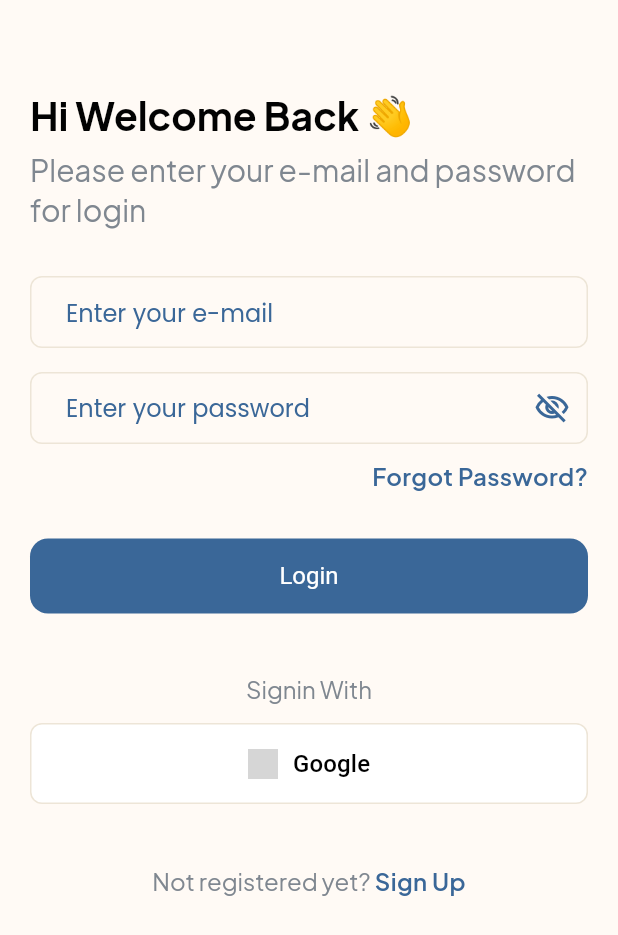
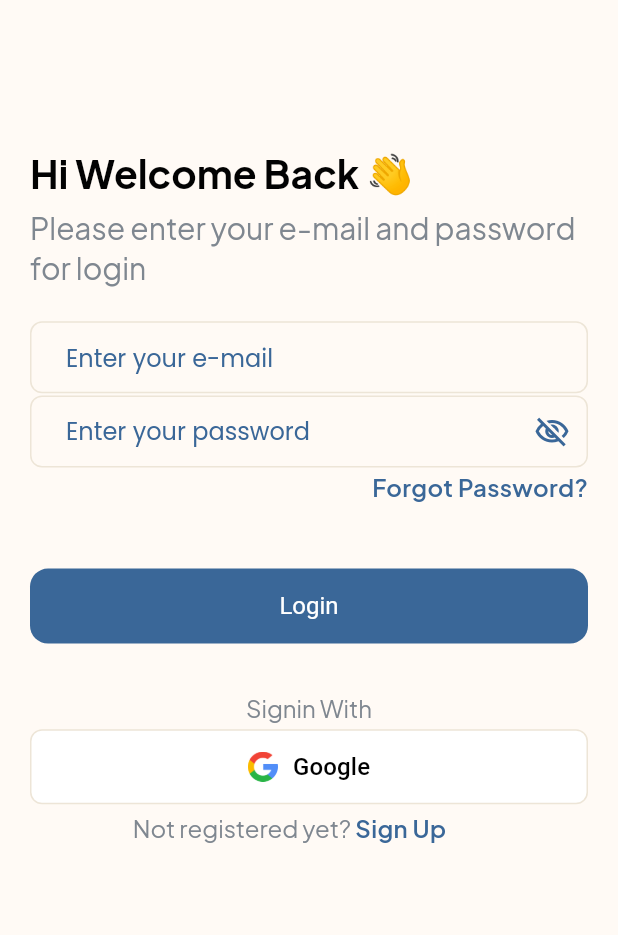
Before and after one commit to MudasirHussain72/Todo-App, a Flutter app: the screen it shows after launch, on a phone screen of 412 x 824 dp. Shown: the top 935 px of the screen. Run offline on Flutter 3.47's test engine with Material 3 defaults, Android fonts, the phone set to English and light mode, and no system bars; our stand-ins replace another_flushbar, cached_network_image, cloud_firestore, firebase_auth, firebase_core, flutter_svg and 3 more; accounts and stored records are empty; grey boxes are pictures that could not be loaded.

Commit message:
feat: animation added on login view

```diff
--- a/lib/res/component/google_login_widget.dart
+++ b/lib/res/component/google_login_widget.dart
@@ -26,8 +26,8 @@ class GoogleLoginButton extends StatelessWidget {
           child: Row(
             mainAxisAlignment: MainAxisAlignment.center,
             children: [
-              Image.network(
-                "https://firebasestorage.googleapis.com/v0/b/flutterbricks-public.appspot.com/o/crypto%2Fsearch%20(2).png?alt=media&token=24a918f7-3564-4290-b7e4-08ff54b3c94c",
+              Image.asset(
+                "assets/images/google_logo.png",
                 width: 20,
               ),
               const SizedBox(
--- a/lib/view/login/login_view.dart
+++ b/lib/view/login/login_view.dart
@@ -1,14 +1,12 @@
 import 'package:flutter/material.dart';
-import 'package:provider/provider.dart';
-import 'package:todo_app/res/colors.dart';
-import 'package:todo_app/res/component/google_login_widget.dart';
-import 'package:todo_app/res/component/round_button.dart';
-import 'package:todo_app/res/extensions.dart';
-import 'package:todo_app/utils/routes/route_name.dart';
-import 'package:todo_app/utils/utils.dart';
+import 'package:todo_app/view/login/widgets/forgot_text_widget.dart';
+import 'package:todo_app/view/login/widgets/goto_signup_widget.dart';
+import 'package:todo_app/view/login/widgets/login-button_widget.dart';
 import 'package:todo_app/view/login/widgets/login_input_email_text.dart';
 import 'package:todo_app/view/login/widgets/login_password_input_text_field.dart';
-import 'package:todo_app/view_model/controller/login/login_controller.dart';
+import 'package:todo_app/view/login/widgets/login_with_widget.dart';
+import 'package:todo_app/view/login/widgets/signin_with_text_widget.dart';
+import 'package:todo_app/view/login/widgets/welcome_back_text_widget.dart';
 
 class LoginView extends StatefulWidget {
   const LoginView({Key? key}) : super(key: key);
@@ -18,120 +16,37 @@ class LoginView extends StatefulWidget {
 }
 
 class _LoginViewState extends State<LoginView> {
+  bool isAnimationStart = false;
+  @override
+  void initState() {
+    super.initState();
+    WidgetsBinding.instance.addPostFrameCallback((_) {
+      setState(() => isAnimationStart = true);
+    });
+  }
+
   @override
   Widget build(BuildContext context) {
+    var width = MediaQuery.of(context).size.width * 1;
+    var height = MediaQuery.of(context).size.height * .8;
     return Scaffold(
-      body: SafeArea(
-        child: Padding(
-          padding: const EdgeInsets.symmetric(horizontal: 20),
-          child: SingleChildScrollView(
-            child: Column(
-              crossAxisAlignment: CrossAxisAlignment.start,
-              mainAxisAlignment: MainAxisAlignment.start,
-              children: [
-                60.height,
-                Text(
-                  'Hi Welcome Back 👋',
-                  style: Theme.of(context)
-                      .textTheme
-                      .headlineLarge!
-                      .copyWith(fontSize: 26),
-                ),
-                6.height,
-                Text(
-                  'Please enter your e-mail and password for login',
-                  style: Theme.of(context)
-                      .textTheme
-                      .headlineSmall!
-                      .copyWith(fontSize: 20),
-                ),
-                30.height,
-                const LoginEmailInputTextFiled(),
-                6.height,
-                const LoginPasswordInputTextFiled(),
-                Row(
-                  mainAxisAlignment: MainAxisAlignment.end,
-                  children: [
-                    GestureDetector(
-                      onTap: () =>
-                          Navigator.pushNamed(context, RouteName.forgotView),
-                      child: Text(
-                        'Forgot Password?',
-                        style: Theme.of(context).textTheme.bodyMedium!.copyWith(
-                            color: AppColors.accentTextColor, fontSize: 16),
-                      ),
-                    ),
-                  ],
-                ),
-                30.height,
-                Consumer<LoginController>(builder: (context, provider, child) {
-                  return RoundButton(
-                    title: 'Login',
-                    loading: provider.loading,
-                    onPress: () {
-                      if (provider.emailController.text.isEmpty) {
-                        Utils.flushBarErrorMessage('Enter email', context);
-                      } else if (provider.passwordController.text.isEmpty) {
-                        Utils.flushBarErrorMessage('Enter password', context);
-                      } else if (!Utils().emailValidator(
-                          provider.emailController.text.trim().toString())) {
-                        Utils.flushBarErrorMessage(
-                            'Email is not valid', context);
-                      } else if (provider.passwordController.text.length < 6) {
-                        Utils.flushBarErrorMessage(
-                            'Password must be at least 6 character', context);
-                      } else {
-                        provider.login(context);
-                      }
-                    },
-                    borderRadius: 12,
-                  );
-                }),
-                40.height,
-                Center(
-                  child: Text(
-                    'Signin With',
-                    style: Theme.of(context)
-                        .textTheme
-                        .headlineSmall!
-                        .copyWith(fontSize: 16),
-                  ),
-                ),
-                12.height,
-                GoogleLoginButton(
-                  onPressed: () {},
-                ),
-                40.height,
-                Row(
-                  crossAxisAlignment: CrossAxisAlignment.center,
-                  mainAxisAlignment: MainAxisAlignment.center,
-                  children: [
-                    Text(
-                      "Not registered yet? ",
-                      style: Theme.of(context)
-                          .textTheme
-                          .headlineSmall!
-                          .copyWith(fontSize: 16),
-                    ),
-                    GestureDetector(
-                      onTap: () =>
-                          Navigator.pushNamed(context, RouteName.signUpView),
-                      child: Align(
-                          alignment: Alignment.centerRight,
-                          child: Text(
-                            'Sign Up',
-                            style: Theme.of(context)
-                                .textTheme
-                                .bodyMedium!
-                                .copyWith(
-                                    color: AppColors.accentTextColor,
-                                    fontSize: 16),
-                          )),
-                    ),
-                  ],
-                ),
-              ],
-            ),
+      body: SingleChildScrollView(
+        physics: const BouncingScrollPhysics(
+            parent: AlwaysScrollableScrollPhysics()),
+        child: SizedBox(
+          width: width,
+          height: height,
+          child: Stack(
+            children: [
+              WelcomeBackTextWidget(selected: isAnimationStart),
+              LoginEmailInputTextFiled(selected: isAnimationStart),
+              LoginPasswordInputTextFiled(selected: isAnimationStart),
+              ForgotTextWidget(selected: isAnimationStart),
+              LoginButtonWidget(selected: isAnimationStart),
+              SigninWithTextWidget(selected: isAnimationStart),
+              LoginWithGoogleWidget(selected: isAnimationStart),
+              GotoSignupWidget(selected: isAnimationStart),
+            ],
           ),
         ),
       ),
--- /dev/null
+++ b/lib/view/login/widgets/forgot_text_widget.dart
@@ -0,0 +1,30 @@
+import 'package:flutter/material.dart';
+import 'package:todo_app/res/colors.dart';
+import 'package:todo_app/utils/routes/route_name.dart';
+
+class ForgotTextWidget extends StatelessWidget {
+  final bool selected;
+  const ForgotTextWidget({super.key, required this.selected});
+
+  @override
+  Widget build(BuildContext context) {
+    return AnimatedPositioned(
+      top: selected
+          ? MediaQuery.of(context).size.height * .38
+          : MediaQuery.of(context).size.height / .5,
+      right: 20,
+      duration: const Duration(seconds: 2),
+      curve: Curves.fastOutSlowIn,
+      child: GestureDetector(
+        onTap: () => Navigator.pushNamed(context, RouteName.forgotView),
+        child: Text(
+          'Forgot Password?',
+          style: Theme.of(context)
+              .textTheme
+              .bodyMedium!
+              .copyWith(color: AppColors.accentTextColor, fontSize: 16),
+        ),
+      ),
+    );
+  }
+}
--- /dev/null
+++ b/lib/view/login/widgets/goto_signup_widget.dart
@@ -0,0 +1,46 @@
+import 'package:flutter/material.dart';
+import 'package:todo_app/res/colors.dart';
+import 'package:todo_app/utils/routes/route_name.dart';
+
+class GotoSignupWidget extends StatelessWidget {
+  final bool selected;
+  const GotoSignupWidget({super.key, required this.selected});
+
+  @override
+  Widget build(BuildContext context) {
+    return AnimatedPositioned(
+        top: selected
+            ? MediaQuery.of(context).size.height * .64
+            : MediaQuery.of(context).size.height / .5,
+        right: MediaQuery.of(context).size.width / 3.6,
+        duration: const Duration(seconds: 2),
+        curve: Curves.fastOutSlowIn,
+        child: SizedBox(
+          height: 50,
+          // width: width / 2.5,
+          child: Row(
+            crossAxisAlignment: CrossAxisAlignment.center,
+            mainAxisAlignment: MainAxisAlignment.center,
+            children: [
+              Text(
+                "Not registered yet? ",
+                style: Theme.of(context)
+                    .textTheme
+                    .headlineSmall!
+                    .copyWith(fontSize: 16),
+              ),
+              GestureDetector(
+                onTap: () => Navigator.pushNamed(context, RouteName.signUpView),
+                child: Align(
+                    alignment: Alignment.centerRight,
+                    child: Text(
+                      'Sign Up',
+                      style: Theme.of(context).textTheme.bodyMedium!.copyWith(
+                          color: AppColors.accentTextColor, fontSize: 16),
+                    )),
+              ),
+            ],
+          ),
+        ));
+  }
+}
--- /dev/null
+++ b/lib/view/login/widgets/login-button_widget.dart
@@ -0,0 +1,48 @@
+import 'package:flutter/material.dart';
+import 'package:provider/provider.dart';
+import 'package:todo_app/res/component/round_button.dart';
+import 'package:todo_app/utils/utils.dart';
+import 'package:todo_app/view_model/controller/login/login_controller.dart';
+
+class LoginButtonWidget extends StatelessWidget {
+  final bool selected;
+  const LoginButtonWidget({super.key, required this.selected});
+
+  @override
+  Widget build(BuildContext context) {
+    return Consumer<LoginController>(builder: (context, provider, child) {
+      return AnimatedPositioned(
+          top: selected
+              ? MediaQuery.of(context).size.height * .46
+              : MediaQuery.of(context).size.height / .5,
+          right: 20,
+          left: 20,
+          duration: const Duration(seconds: 2),
+          curve: Curves.fastOutSlowIn,
+          child: SizedBox(
+            height: 50,
+            width: MediaQuery.of(context).size.width * .9,
+            child: RoundButton(
+              title: 'Login',
+              loading: provider.loading,
+              onPress: () {
+                if (provider.emailController.text.isEmpty) {
+                  Utils.flushBarErrorMessage('Enter email', context);
+                } else if (provider.passwordController.text.isEmpty) {
+                  Utils.flushBarErrorMessage('Enter password', context);
+                } else if (!Utils().emailValidator(
+                    provider.emailController.text.trim().toString())) {
+                  Utils.flushBarErrorMessage('Email is not valid', context);
+                } else if (provider.passwordController.text.length < 6) {
+                  Utils.flushBarErrorMessage(
+                      'Password must be at least 6 character', context);
+                } else {
+                  provider.login(context);
+                }
+              },
+              borderRadius: 12,
+            ),
+          ));
+    });
+  }
+}
--- a/lib/view/login/widgets/login_input_email_text.dart
+++ b/lib/view/login/widgets/login_input_email_text.dart
@@ -5,12 +5,25 @@ import 'package:todo_app/utils/utils.dart';
 import 'package:todo_app/view_model/controller/login/login_controller.dart';
 
 class LoginEmailInputTextFiled extends StatelessWidget {
-  const LoginEmailInputTextFiled({Key? key}) : super(key: key);
+  final bool selected;
+  const LoginEmailInputTextFiled({Key? key, required this.selected})
+      : super(key: key);
 
   @override
   Widget build(BuildContext context) {
-    return Consumer<LoginController>(builder: (context, provider, child) {
-      return InputTextField(
+    return AnimatedPositioned(
+      top: selected
+          ? MediaQuery.of(context).size.height * .26
+          : MediaQuery.of(context).size.height / .7,
+      right: 20,
+      left: 20,
+      duration: const Duration(seconds: 2),
+      curve: Curves.fastOutSlowIn,
+      child: Consumer<LoginController>(builder: (context, provider, child) {
+        return SizedBox(
+          height: 100,
+          width: MediaQuery.of(context).size.width,
+          child: InputTextField(
             myController: provider.emailController,
             focusNode: provider.emailFocusNode,
             onFiledSubmittedValue: (newValue) {
@@ -22,7 +35,9 @@ class LoginEmailInputTextFiled extends StatelessWidget {
             onValidator: (value) {
               return null;
             },
+          ),
         );
-    });
+      }),
+    );
   }
 }
--- a/lib/view/login/widgets/login_password_input_text_field.dart
+++ b/lib/view/login/widgets/login_password_input_text_field.dart
@@ -5,11 +5,21 @@ import 'package:todo_app/res/component/input_text_field_with_suffix_icon_widget.
 import 'package:todo_app/view_model/controller/login/login_controller.dart';
 
 class LoginPasswordInputTextFiled extends StatelessWidget {
-  const LoginPasswordInputTextFiled({Key? key}) : super(key: key);
+  final bool selected;
+  const LoginPasswordInputTextFiled({Key? key, required this.selected})
+      : super(key: key);
 
   @override
   Widget build(BuildContext context) {
-    return Consumer<LoginController>(
+    return AnimatedPositioned(
+      top: selected
+          ? MediaQuery.of(context).size.height * .32
+          : MediaQuery.of(context).size.height / .6,
+      right: 20,
+      left: 20,
+      duration: const Duration(seconds: 2),
+      curve: Curves.fastOutSlowIn,
+      child: Consumer<LoginController>(
           builder: (context, provider, child) =>
               InputTextFieldWidgetWithSuffixIcon(
                 myController: provider.passwordController,
@@ -35,6 +45,7 @@ class LoginPasswordInputTextFiled extends StatelessWidget {
                           : Icons.visibility_outlined,
                       color: AppColors.primaryIconColor,
                     )),
-            ));
+              )),
+    );
   }
 }
--- /dev/null
+++ b/lib/view/login/widgets/login_with_widget.dart
@@ -0,0 +1,24 @@
+import 'package:flutter/material.dart';
+import 'package:todo_app/res/component/google_login_widget.dart';
+
+class LoginWithGoogleWidget extends StatelessWidget {
+  final bool selected;
+  const LoginWithGoogleWidget({super.key, required this.selected});
+
+  @override
+  Widget build(BuildContext context) {
+    return AnimatedPositioned(
+      top: selected
+          ? MediaQuery.of(context).size.height * .59
+          : MediaQuery.of(context).size.height / .5,
+      right: 20,
+      left: 20,
+      duration: const Duration(seconds: 2),
+      curve: Curves.fastOutSlowIn,
+      child: SizedBox(
+          height: 50,
+          width: MediaQuery.of(context).size.width / 2.5,
+          child: GoogleLoginButton(onPressed: () {})),
+    );
+  }
+}
--- /dev/null
+++ b/lib/view/login/widgets/signin_with_text_widget.dart
@@ -0,0 +1,26 @@
+import 'package:flutter/material.dart';
+
+class SigninWithTextWidget extends StatelessWidget {
+  final bool selected;
+  const SigninWithTextWidget({super.key, required this.selected});
+
+  @override
+  Widget build(BuildContext context) {
+    return AnimatedPositioned(
+      top: selected
+          ? MediaQuery.of(context).size.height * .56
+          : MediaQuery.of(context).size.height / .5,
+      right: 20,
+      left: 20,
+      duration: const Duration(seconds: 2),
+      curve: Curves.fastOutSlowIn,
+      child: Center(
+        child: Text(
+          'Signin With',
+          style:
+              Theme.of(context).textTheme.headlineSmall!.copyWith(fontSize: 16),
+        ),
+      ),
+    );
+  }
+}
--- /dev/null
+++ b/lib/view/login/widgets/welcome_back_text_widget.dart
@@ -0,0 +1,42 @@
+import 'package:flutter/material.dart';
+import 'package:todo_app/res/extensions.dart';
+
+class WelcomeBackTextWidget extends StatelessWidget {
+  final bool selected;
+  const WelcomeBackTextWidget({super.key, required this.selected});
+
+  @override
+  Widget build(BuildContext context) {
+    return AnimatedPositioned(
+      top: selected
+          ? MediaQuery.of(context).size.height * .12
+          : MediaQuery.of(context).size.height / 1.1,
+      // right: MediaQuery.of(context).size.width / 3,
+      duration: const Duration(seconds: 2),
+      curve: Curves.fastOutSlowIn,
+      child: Padding(
+        padding: const EdgeInsets.symmetric(horizontal: 20),
+        child: Column(
+          crossAxisAlignment: CrossAxisAlignment.start,
+          children: [
+            Text(
+              'Hi Welcome Back 👋',
+              style: Theme.of(context)
+                  .textTheme
+                  .headlineLarge!
+                  .copyWith(fontSize: 26),
+            ),
+            6.height,
+            Text(
+              'Please enter your e-mail and password\nfor login',
+              style: Theme.of(context)
+                  .textTheme
+                  .headlineSmall!
+                  .copyWith(fontSize: 20),
+            ),
+          ],
+        ),
+      ),
+    );
+  }
+}
--- a/lib/view_model/controller/login/login_controller.dart
+++ b/lib/view_model/controller/login/login_controller.dart
@@ -3,8 +3,6 @@
 import 'package:cloud_firestore/cloud_firestore.dart';
 import 'package:firebase_auth/firebase_auth.dart';
 import 'package:flutter/cupertino.dart';
-import 'package:flutter/material.dart';
-import 'package:todo_app/res/colors.dart';
 import 'package:todo_app/utils/routes/route_name.dart';
 import 'package:todo_app/view_model/services/session_controller.dart';
 import '../../../utils/utils.dart';
```
Also changed, not shown: assets/images/google_logo.png (added). Lines whose indentation alone changed are shown as unchanged.
